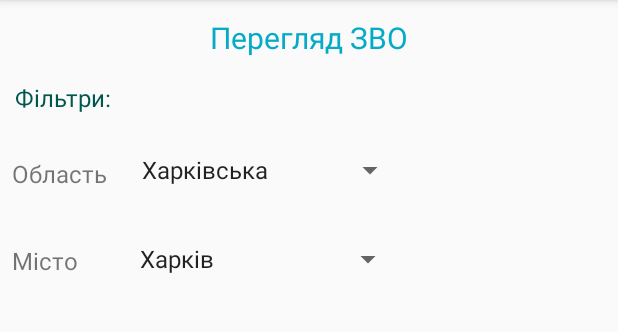
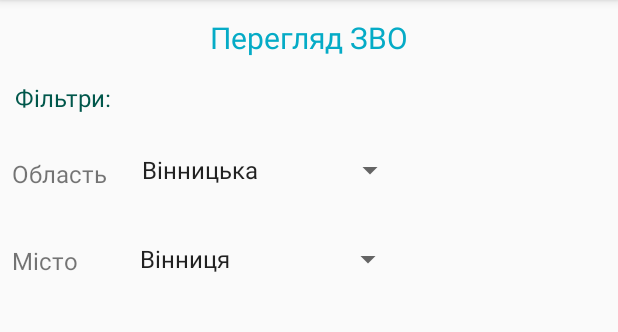
Before and after one commit to BohdanNikitchenko/projectPRP, an Android app: the screen it shows after launch (MainActivity), after a tap on "Перегляд", on a phone screen of 412 x 824 dp, the part 84-416 px from its top. Run offline under Robolectric (Android 15) with nearby library versions, the phone set to English and light mode, and no system bars; 1 other tap on this screen came first.

Commit message:
Update FragmentZvoView.java

```diff
--- a/Android/app/src/main/java/com/example/prp/fragment/FragmentZvoView.java
+++ b/Android/app/src/main/java/com/example/prp/fragment/FragmentZvoView.java
@@ -35,11 +35,58 @@ public class FragmentZvoView extends Fragment {
     private OnFragmentInteractionListener mListener;
 
     //MY FIELDS
-    String[] areaValues = {"Харківська", "Київська", "Дніпропетровська"};
+    String[] areaValues = {
+            "Вінницька",
+            "Волинська",
+            "Дніпропетровська",
+            "Донецька",
+            "Житомирська",
+            "Закарпатська",
+            "Запорізька",
+            "Івано-Франківська",
+            "Київська",
+            "Кіровоградська",
+            "Луганська",
+            "Львівська",
+            "Миколавївська",
+            "Одеська",
+            "Полтавська",
+            "Рівненська",
+            "Сумська",
+            "Тернопілська",
+            "Харківська",
+            "Херсонська",
+            "Хмельницька",
+            "Черкаська",
+            "Чернігівська",
+            "Чернівецька"
+    };
     String[][] townValues = {
+            {"Вінниця"},
+            {"Волинь"},
+            {"Дніпро", "ААА"},
+            {"Донецьк"},
+            {"Житомир"},
+            {"Закарпаття"},
+            {"Запоріжжя"},
+            {"Івано-Франківськ"},
+            {"Київ", "Бориспіль"},
+            {"Кіровоград"},
+            {"Луганськ"},
+            {"Львів"},
+            {"Миколаїв"},
+            {"Одеса"},
+            {"Полтава"},
+            {"Рівне"},
+            {"Суми"},
+            {"Тернопіль"},
             {"Харків", "Ізюм", "Чугуїв"},
-            {"Київ", "Бориспіль"},
-            {"Дніпро", "ААА"}};
+            {"Херсон"},
+            {"Хмельницький"},
+            {"Черкаси"},
+            {"Чернігів"},
+            {"Чернівці"}
+    };
 
     Spinner areaSpinner;
     Spinner townSpinner;
```
